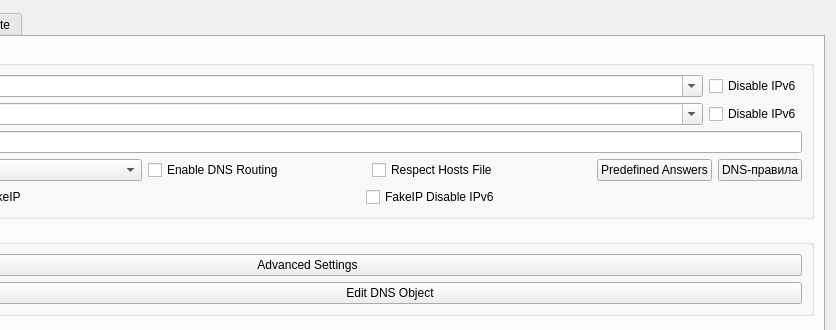
Before: the Qt Designer form include/ui/setting/dialog_manage_routes.ui in dactDMA/Rawline, drawn with Qt 5; both pictures show x 221 to 1057 and y 0 to 330 of the 1057 by 600 pixel window.
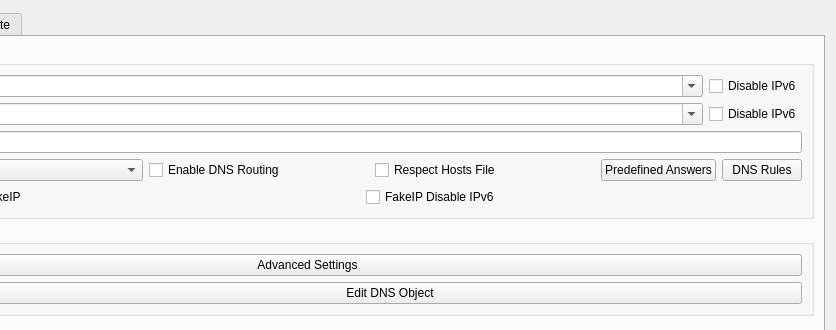
After: the same form once the commit is applied. The open tabs and pages were chosen to show the change.

Commit message: ПК: окно DNS-правил на английском, русском, китайском и персидском

```diff
--- a/include/ui/setting/dialog_manage_routes.ui
+++ b/include/ui/setting/dialog_manage_routes.ui
@@ -576,7 +576,7 @@
                </sizepolicy>
               </property>
               <property name="text">
-               <string notr="true">DNS-правила</string>
+               <string>DNS Rules</string>
               </property>
              </widget>
             </item>
```
The commit also changes 6 other files.
